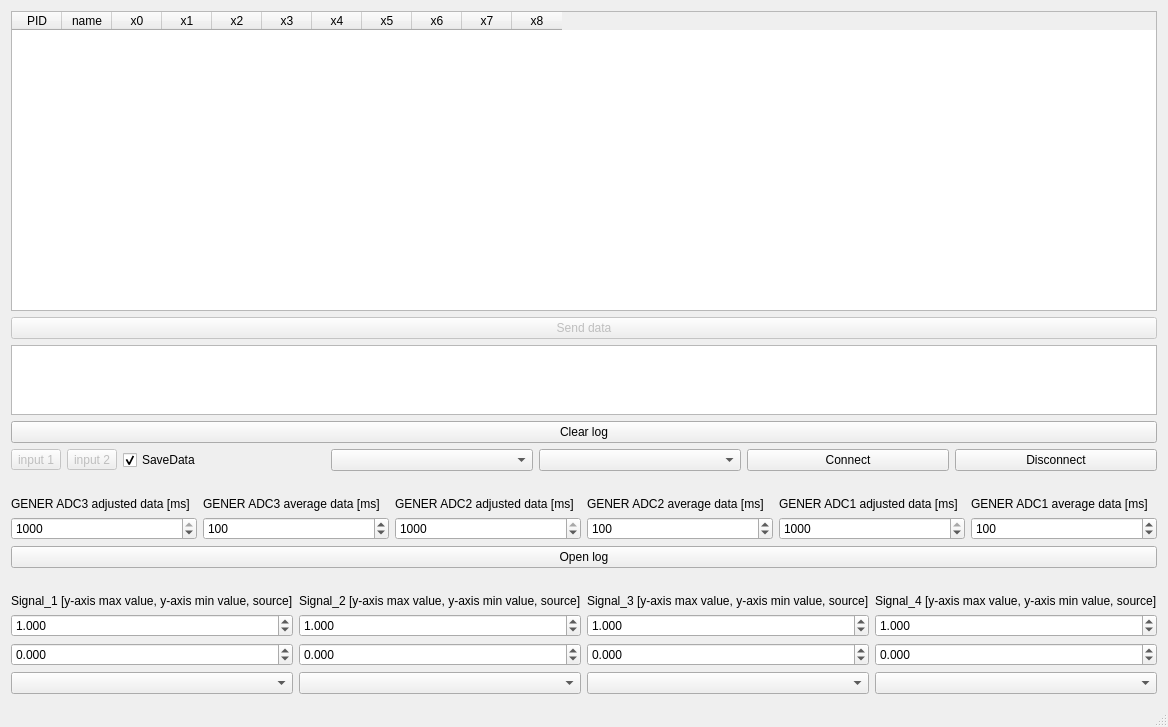
Before: the Qt Designer form mainwindow.ui in rezy91/TestBoard785, drawn with Qt 5.
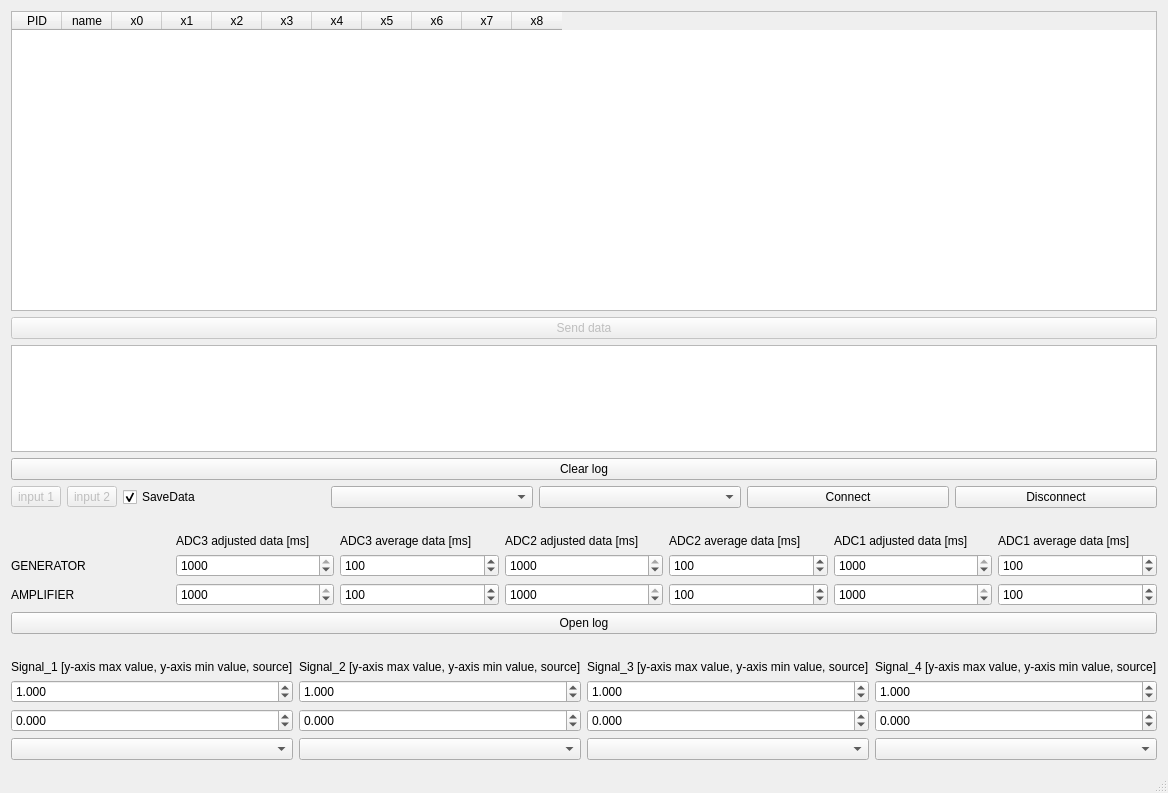
After: the same form once the commit is applied.

Commit message: refactoring in settings; added timers for amplifier´s requests

The edit to the form file:
```diff
--- a/mainwindow.ui
+++ b/mainwindow.ui
@@ -7,7 +7,7 @@
     <x>0</x>
     <y>0</y>
     <width>1114</width>
-    <height>725</height>
+    <height>793</height>
    </rect>
   </property>
   <property name="windowTitle">
@@ -15,7 +15,7 @@
   </property>
   <widget class="QWidget" name="centralWidget">
    <layout class="QGridLayout" name="gridLayout">
-    <item row="12" column="0">
+    <item row="13" column="0">
      <layout class="QHBoxLayout" name="horizontalLayout_4">
       <property name="topMargin">
        <number>0</number>
@@ -98,7 +98,24 @@
       </item>
      </layout>
     </item>
-    <item row="14" column="0">
+    <item row="2" column="0">
+     <widget class="QPushButton" name="clearButton">
+      <property name="text">
+       <string>Clear log</string>
+      </property>
+     </widget>
+    </item>
+    <item row="1" column="0">
+     <widget class="QTextBrowser" name="textBrowser">
+      <property name="openExternalLinks">
+       <bool>false</bool>
+      </property>
+      <property name="openLinks">
+       <bool>false</bool>
+      </property>
+     </widget>
+    </item>
+    <item row="15" column="0">
      <layout class="QHBoxLayout" name="horizontalLayout_5">
       <property name="topMargin">
        <number>0</number>
@@ -117,23 +134,6 @@
       </item>
      </layout>
     </item>
-    <item row="1" column="0">
-     <widget class="QTextBrowser" name="textBrowser">
-      <property name="openExternalLinks">
-       <bool>false</bool>
-      </property>
-      <property name="openLinks">
-       <bool>false</bool>
-      </property>
-     </widget>
-    </item>
-    <item row="2" column="0">
-     <widget class="QPushButton" name="clearButton">
-      <property name="text">
-       <string>Clear log</string>
-      </property>
-     </widget>
-    </item>
     <item row="0" column="0">
      <layout class="QVBoxLayout" name="verticalLayout">
       <item>
@@ -240,7 +240,7 @@
       </item>
      </layout>
     </item>
-    <item row="11" column="0">
+    <item row="12" column="0">
      <layout class="QHBoxLayout" name="horizontalLayout_6">
       <property name="topMargin">
        <number>20</number>
@@ -280,45 +280,52 @@
       <property name="topMargin">
        <number>20</number>
       </property>
+      <item>
+       <widget class="QLabel" name="label_14">
+        <property name="text">
+         <string/>
+        </property>
+       </widget>
+      </item>
       <item>
        <widget class="QLabel" name="label">
         <property name="text">
-         <string>GENER ADC3 adjusted data [ms]</string>
+         <string>ADC3 adjusted data [ms]</string>
         </property>
        </widget>
       </item>
       <item>
        <widget class="QLabel" name="label_2">
         <property name="text">
-         <string>GENER ADC3 average data [ms]</string>
+         <string>ADC3 average data [ms]</string>
         </property>
        </widget>
       </item>
       <item>
        <widget class="QLabel" name="label_3">
         <property name="text">
-         <string>GENER ADC2 adjusted data [ms]</string>
+         <string>ADC2 adjusted data [ms]</string>
         </property>
        </widget>
       </item>
       <item>
        <widget class="QLabel" name="label_4">
         <property name="text">
-         <string>GENER ADC2 average data [ms]</string>
+         <string>ADC2 average data [ms]</string>
         </property>
        </widget>
       </item>
       <item>
        <widget class="QLabel" name="label_5">
         <property name="text">
-         <string>GENER ADC1 adjusted data [ms]</string>
+         <string>ADC1 adjusted data [ms]</string>
         </property>
        </widget>
       </item>
       <item>
        <widget class="QLabel" name="label_6">
         <property name="text">
-         <string>GENER ADC1 average data [ms]</string>
+         <string>ADC1 average data [ms]</string>
         </property>
        </widget>
       </item>
@@ -329,6 +336,16 @@
       <property name="topMargin">
        <number>0</number>
       </property>
+      <property name="bottomMargin">
+       <number>0</number>
+      </property>
+      <item>
+       <widget class="QLabel" name="label_13">
+        <property name="text">
+         <string>GENERATOR</string>
+        </property>
+       </widget>
+      </item>
       <item>
        <widget class="QSpinBox" name="spinBox">
         <property name="minimum">
@@ -427,6 +444,13 @@
       </item>
      </layout>
     </item>
+    <item row="11" column="0">
+     <widget class="QPushButton" name="openlogButton">
+      <property name="text">
+       <string>Open log</string>
+      </property>
+     </widget>
+    </item>
     <item row="5" column="0">
      <layout class="QHBoxLayout" name="horizontalLayout" stretch="0,0,0,0,0,0,0">
       <property name="spacing">
@@ -490,14 +514,7 @@
       </item>
      </layout>
     </item>
-    <item row="10" column="0">
-     <widget class="QPushButton" name="openlogButton">
-      <property name="text">
-       <string>Open log</string>
-      </property>
-     </widget>
-    </item>
-    <item row="13" column="0">
+    <item row="14" column="0">
      <layout class="QHBoxLayout" name="horizontalLayout_7">
       <property name="topMargin">
        <number>0</number>
@@ -559,6 +576,116 @@
       </item>
      </layout>
     </item>
+    <item row="10" column="0">
+     <layout class="QHBoxLayout" name="horizontalLayout_9">
+      <property name="topMargin">
+       <number>0</number>
+      </property>
+      <item>
+       <widget class="QLabel" name="label_15">
+        <property name="text">
+         <string>AMPLIFIER</string>
+        </property>
+       </widget>
+      </item>
+      <item>
+       <widget class="QSpinBox" name="spinBox_7">
+        <property name="minimum">
+         <number>100</number>
+        </property>
+        <property name="maximum">
+         <number>1000</number>
+        </property>
+        <property name="singleStep">
+         <number>100</number>
+        </property>
+        <property name="value">
+         <number>1000</number>
+        </property>
+       </widget>
+      </item>
+      <item>
+       <widget class="QSpinBox" name="spinBox_8">
+        <property name="minimum">
+         <number>50</number>
+        </property>
+        <property name="maximum">
+         <number>250</number>
+        </property>
+        <property name="singleStep">
+         <number>10</number>
+        </property>
+        <property name="value">
+         <number>100</number>
+        </property>
+       </widget>
+      </item>
+      <item>
+       <widget class="QSpinBox" name="spinBox_9">
+        <property name="minimum">
+         <number>100</number>
+        </property>
+        <property name="maximum">
+         <number>1000</number>
+        </property>
+        <property name="singleStep">
+         <number>100</number>
+        </property>
+        <property name="value">
+         <number>1000</number>
+        </property>
+       </widget>
+      </item>
+      <item>
+       <widget class="QSpinBox" name="spinBox_10">
+        <property name="minimum">
+         <number>50</number>
+        </property>
+        <property name="maximum">
+         <number>250</number>
+        </property>
+        <property name="singleStep">
+         <number>10</number>
+        </property>
+        <property name="value">
+         <number>100</number>
+        </property>
+       </widget>
+      </item>
+      <item>
+       <widget class="QSpinBox" name="spinBox_11">
+        <property name="minimum">
+         <number>100</number>
+        </property>
+        <property name="maximum">
+         <number>1000</number>
+        </property>
+        <property name="singleStep">
+         <number>100</number>
+        </property>
+        <property name="value">
+         <number>1000</number>
+        </property>
+       </widget>
+      </item>
+      <item>
+       <widget class="QSpinBox" name="spinBox_12">
+        <property name="minimum">
+         <number>50</number>
+        </property>
+        <property name="maximum">
+         <number>250</number>
+        </property>
+        <property name="singleStep">
+         <number>10</number>
+        </property>
+        <property name="value">
+         <number>100</number>
+        </property>
+       </widget>
+      </item>
+     </layout>
+    </item>
    </layout>
   </widget>
   <widget class="QStatusBar" name="statusBar"/>
```
The commit also changes 4 other files.
